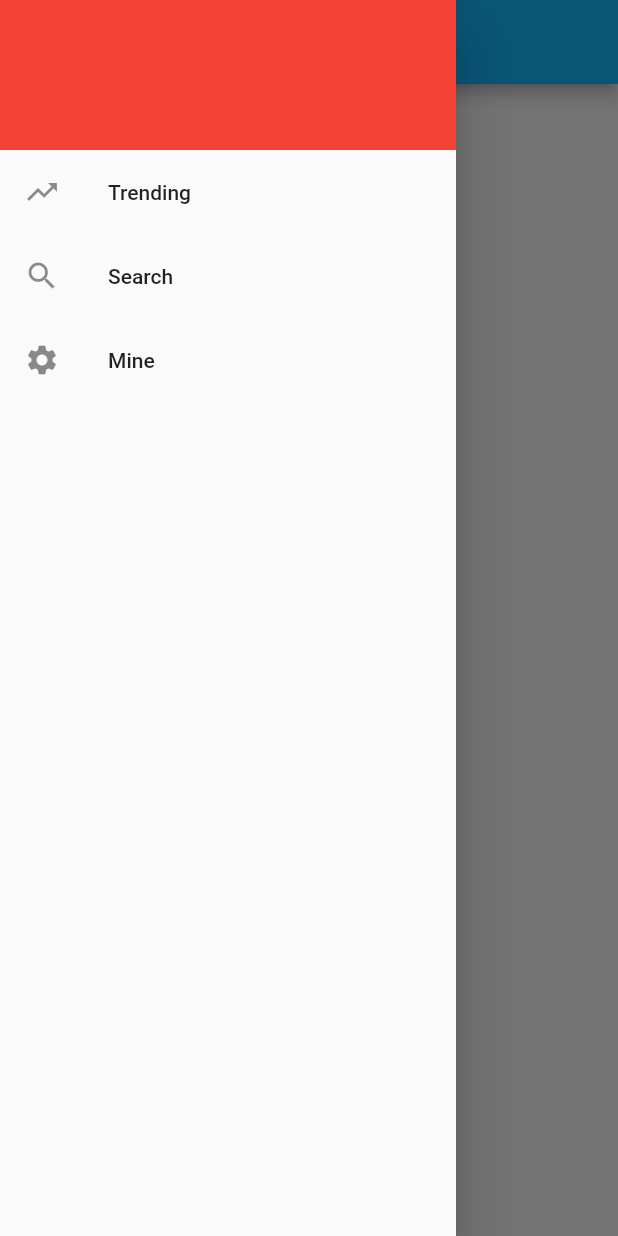
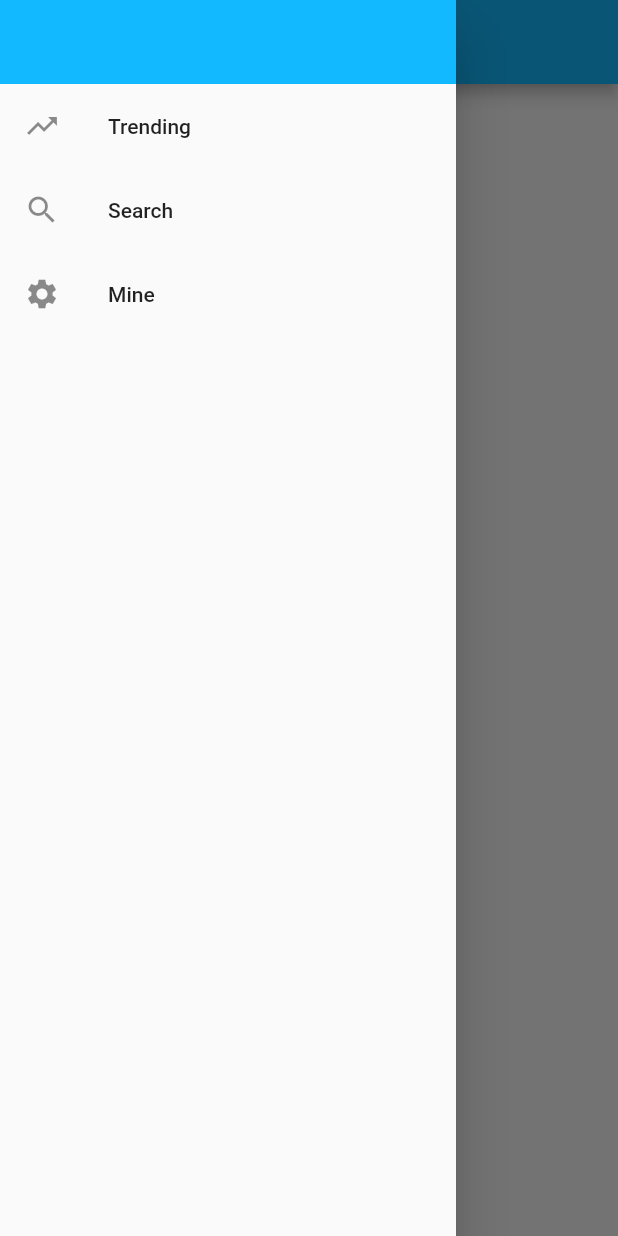
Before and after one commit to kimmy-wang/flutter-boilerplate, a Flutter app: the WebHomeView screen opened directly, with the side drawer open, on a phone screen of 412 x 824 dp. Run offline on Flutter 3.47's test engine with Material 2 defaults, Android fonts, the phone set to English and light mode, and no system bars; drawn by our look-alikes of easy_refresh; our stand-ins replace bloc, connectivity_plus, dio, equatable, flutter_bloc, fluttertoast and 3 more; missing offline and left inert: fluent_ui, macos_ui, window_manager; accounts and stored records are empty; generated files the repository leaves out were written again; network calls fail; statements that could not run were skipped.

Commit message:
fix: web

```diff
--- a/lib/modules/home/view/drawer_page.dart
+++ b/lib/modules/home/view/drawer_page.dart
@@ -10,13 +10,14 @@ class DrawerPage extends StatelessWidget {
 
   @override
   Widget build(BuildContext context) {
+    final primaryColor = Theme.of(context).colorScheme.secondary;
     return Drawer(
       child: BlocBuilder<HomeCubit, HomeState>(
         builder: (context, state) => Column(
           children: [
             Container(
-              height: 100,
-              color: Colors.red,
+              height: kToolbarHeight,
+              color: primaryColor,
             ),
             ...menus(context, state.tabIndex),
           ],
@@ -32,7 +33,6 @@ class DrawerPage extends StatelessWidget {
         leading: Icon(module.icon),
         title: Text(module.label),
         onTap: () {
-          NavigatorUtil.pop(context);
           context.read<HomeCubit>().setTab(index, currentIndex == index);
         },
       ));
```
